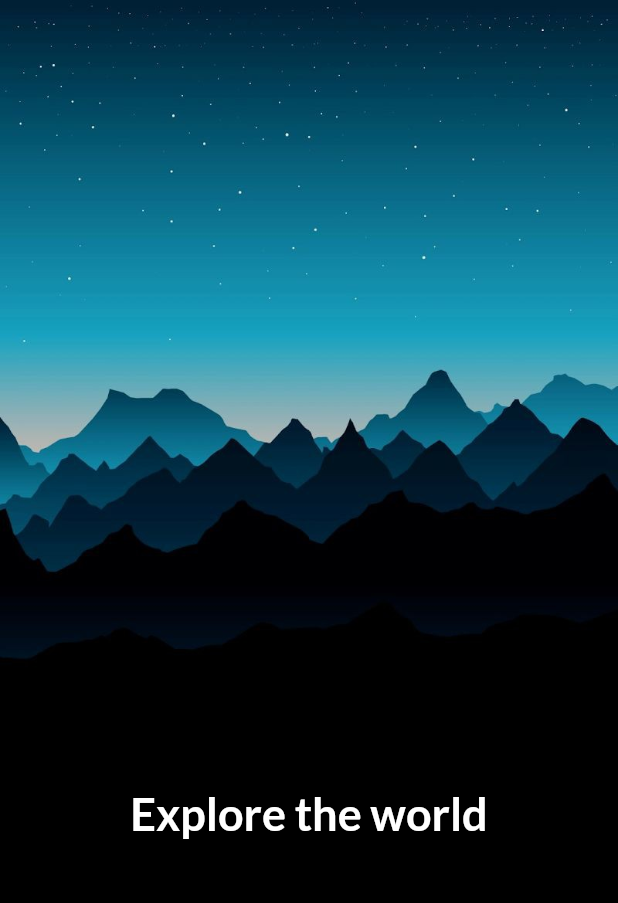
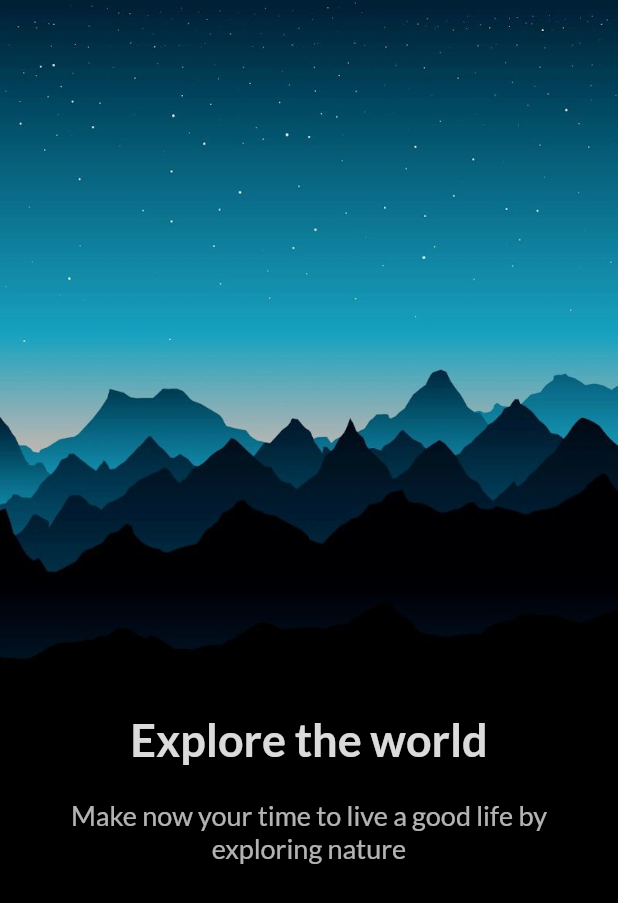
Before and after one commit to jxstxn1/Travel-App, a Flutter app: the screen it shows after launch, on a phone screen of 412 x 824 dp. Shown: the top 903 px of the screen. Run offline on Flutter 3.47's test engine with Material 2 defaults, Android fonts, the phone set to English and light mode, and no system bars; our stand-ins replace google_fonts.

Commit message:
added more text

```diff
--- a/travel/lib/screens/welcome_screen.dart
+++ b/travel/lib/screens/welcome_screen.dart
@@ -1,5 +1,7 @@
 import 'package:flutter/material.dart';
 import 'package:google_fonts/google_fonts.dart';
+
+import '../constants.dart';
 
 class WelcomeScreen extends StatelessWidget {
   @override
@@ -22,13 +24,28 @@ class WelcomeScreen extends StatelessWidget {
               child: Text(
                 "Explore the world",
                 style: GoogleFonts.lato(
-                    color: Colors.white,
+                    color: Colors.white.withOpacity(.86),
                     fontSize: 30,
-                    fontWeight: FontWeight.bold),
+                    fontWeight: FontWeight.w600),
                 textAlign: TextAlign.center,
               ),
-              bottom: deviceHeight * 0.32,
-            )
+              bottom: deviceHeight * 0.38,
+            ),
+            Positioned(
+              width: deviceWidth,
+              child: Padding(
+                padding: const EdgeInsets.fromLTRB(kDefaultPadding, kDefaultPadding, kDefaultPadding, 0),
+                child: Text(
+                  "Make now your time to live a good life by exploring nature",
+                  style: GoogleFonts.lato(
+                      color: Colors.white.withOpacity(.70),
+                      fontSize: 18,
+                  ),
+                  textAlign: TextAlign.center,
+                ),
+              ),
+              bottom: deviceHeight * 0.30,
+            ),
           ],
         ),
       ),
--- /dev/null
+++ b/travel/lib/widgets/forward_button.dart
@@ -0,0 +1,8 @@
+import 'package:flutter/material.dart';
+
+class ForwardButton extends StatelessWidget {
+  @override
+  Widget build(BuildContext context) {
+    return Container();
+  }
+}
```
Also changed, not shown: 3 other files.
